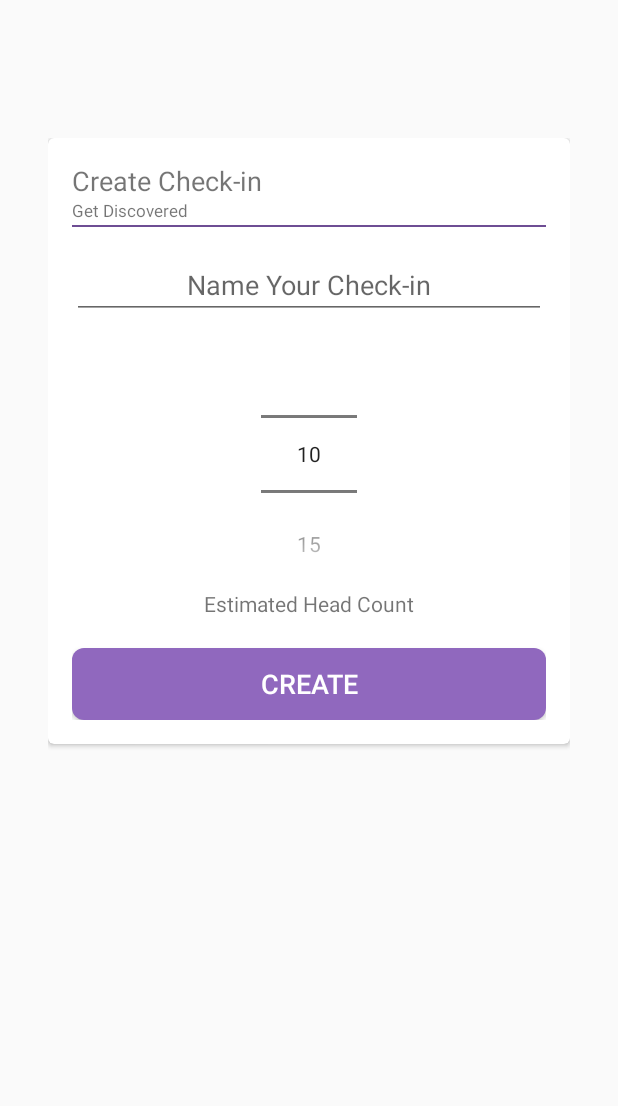
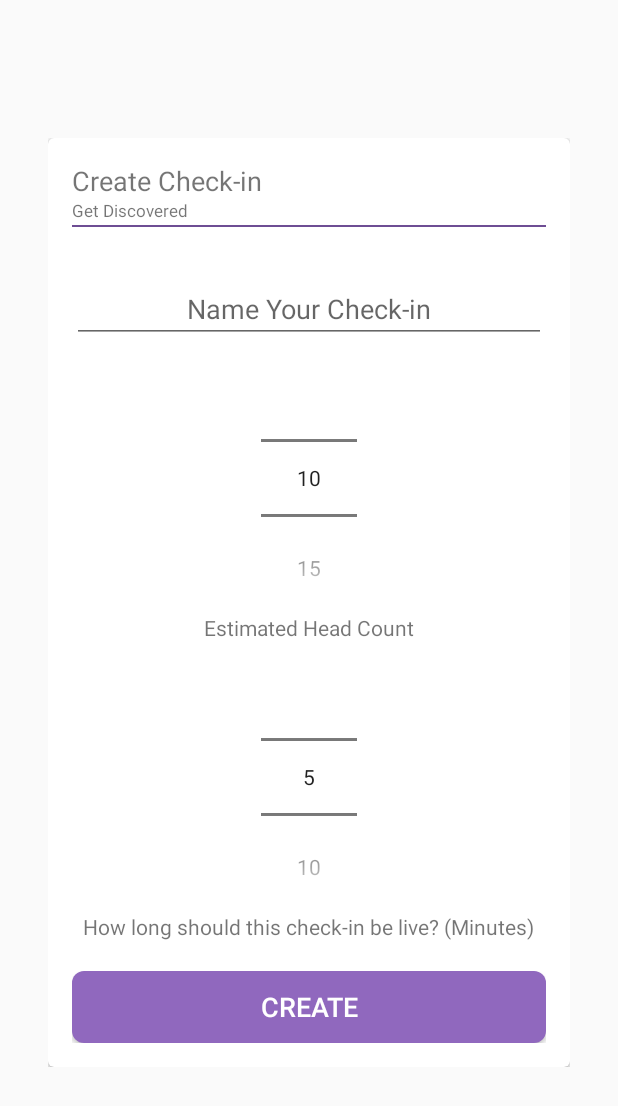
Before and after one commit to bajabob/Prezio-Android, an Android app: the fragment CreateCheckInFragment placed in its activity, on a phone screen of 412 x 824 dp. Shown: the top 1106 px of the screen. Run offline under Robolectric (Android 15) with nearby library versions, the phone set to English and light mode, and no system bars; our stand-ins replace CircleImageView, Picasso; libraries missing offline, so code that uses them is left out: com.noveogroup.android, com.parse.

Commit message:
user can now create checkins

```diff
--- a/Prezio/app/build.gradle
+++ b/Prezio/app/build.gradle
@@ -33,4 +33,5 @@ dependencies {
     compile 'com.squareup.picasso:picasso:2.5.2'
     compile 'de.hdodenhof:circleimageview:2.0.0'
     compile 'com.github.shell-software:fab:1.1.2'
+    compile 'net.danlew:android.joda:2.9.0'
 }
--- a/Prezio/app/src/main/java/com/prezio/CreateCheckInFragment.java
+++ b/Prezio/app/src/main/java/com/prezio/CreateCheckInFragment.java
@@ -13,8 +13,12 @@ import com.noveogroup.android.log.Logger;
 import com.noveogroup.android.log.LoggerManager;
 import com.parse.ParseObject;
 
+import org.joda.time.DateTime;
+import org.joda.time.DateTimeZone;
+
 import java.math.BigInteger;
 import java.security.SecureRandom;
+import java.util.TimeZone;
 
 
 /**
@@ -27,7 +31,11 @@ public class CreateCheckInFragment extends PrezioFragment implements NumberPicke
     private final String[] HEADCOUNT_VALUES =
             {"10", "15", "20", "25", "50", "75", "100", "150", "200", "300", "400", "500"};
 
+    private final String[] TIME_VALUES =
+            {"5", "10", "15", "20", "25", "30", "60", "90"};
+
     private int mHeadCount = 10;
+    private int mTimeExpiresMinutes = 5;
     private EditText mCheckinName;
 
     @Override
@@ -43,6 +51,13 @@ public class CreateCheckInFragment extends PrezioFragment implements NumberPicke
         headcount.setWrapSelectorWheel(false);
         headcount.setOnValueChangedListener(this);
 
+        NumberPicker time = (NumberPicker) v.findViewById(R.id.time_picker);
+        time.setMinValue(0);
+        time.setMaxValue(TIME_VALUES.length - 1);
+        time.setDisplayedValues(TIME_VALUES);
+        time.setWrapSelectorWheel(false);
+        time.setOnValueChangedListener(this);
+
         Button create = (Button) v.findViewById(R.id.create);
         create.setOnClickListener(this);
 
@@ -54,8 +69,13 @@ public class CreateCheckInFragment extends PrezioFragment implements NumberPicke
 
     @Override
     public void onValueChange(NumberPicker picker, int oldVal, int newVal) {
-        mHeadCount = Integer.parseInt(HEADCOUNT_VALUES[newVal]);
-        log.d("Headcount Value: "+mHeadCount);
+        if(picker.getId() == R.id.headcount_picker) {
+            mHeadCount = Integer.parseInt(HEADCOUNT_VALUES[newVal]);
+            log.d("Headcount Value: " + mHeadCount);
+        }else if(picker.getId() == R.id.time_picker){
+            mTimeExpiresMinutes = Integer.parseInt(TIME_VALUES[newVal]);
+            log.d("Time Value: " + mTimeExpiresMinutes);
+        }
     }
 
     @Override
@@ -65,14 +85,22 @@ public class CreateCheckInFragment extends PrezioFragment implements NumberPicke
             SecureRandom random = new SecureRandom();
 
             String key = new BigInteger(130, random).toString(8);
+            key = key.substring(0, 6);
 
+            DateTime now = DateTime.now(DateTimeZone.forID("UTC"));
+            now.plusMinutes(mTimeExpiresMinutes);
 
             ParseObject po = new ParseObject("CheckinPlaces");
             po.put("bluetoothId", "PREZIO_"+key);
             po.put("expected", mHeadCount);
+            po.put("creator", mCurrentUser.getParseObjectPointer());
+            po.put("name", mCheckinName.getText().toString());
+            po.put("checkinExpiresUtc", now.getMillis());
+            po.saveInBackground();
 
-
-
+            if(mListener != null) {
+                mListener.get().onLoadFragment(HomeActivity.FRAGMENT_ID_HOME, true);
+            }
         }
     }
 }
--- a/Prezio/app/src/main/java/com/prezio/HomeActivity.java
+++ b/Prezio/app/src/main/java/com/prezio/HomeActivity.java
@@ -20,6 +20,7 @@ public class HomeActivity extends AppCompatActivity implements HomeActivityListe
     public static final int FRAGMENT_ID_CREATE_CHECK_IN = 3;
 
     private UserModel mCurrentUser;
+    private CheckinModel mCurrentCheckin;
     private AppBarLayout mToolbar;
 
     @Override
@@ -32,6 +33,11 @@ public class HomeActivity extends AppCompatActivity implements HomeActivityListe
         onLoadFragment(FRAGMENT_ID_LOGIN, false);
     }
 
+
+    @Override
+    public void setCurrentCheckin(CheckinModel checkin) {
+        mCurrentCheckin = checkin;
+    }
 
     @Override
     public void onLoadFragment(int fragmentId, boolean hasToolbar) {
@@ -62,6 +68,7 @@ public class HomeActivity extends AppCompatActivity implements HomeActivityListe
                         replace(R.id.fragment_panel, frag).commit();
                 frag.setHomeActivityListener(this);
                 frag.setCurrentUser(mCurrentUser);
+                frag.setCurrentCheckin(mCurrentCheckin);
             }
         }
     }
--- a/Prezio/app/src/main/java/com/prezio/HomeActivityListener.java
+++ b/Prezio/app/src/main/java/com/prezio/HomeActivityListener.java
@@ -9,4 +9,5 @@ public interface HomeActivityListener {
 
     void onLoadFragment(int fragmentId, boolean hasToolbar);
     void setCurrentUser(UserModel user);
+    void setCurrentCheckin(CheckinModel checkin);
 }
--- a/Prezio/app/src/main/java/com/prezio/PrezioApplication.java
+++ b/Prezio/app/src/main/java/com/prezio/PrezioApplication.java
@@ -6,6 +6,8 @@ import com.noveogroup.android.log.Logger;
 import com.noveogroup.android.log.LoggerManager;
 import com.parse.Parse;
 import com.prezio.templates.Config;
+
+import net.danlew.android.joda.JodaTimeAndroid;
 
 /**
  * Created by bob on 10/5/15.
@@ -17,6 +19,8 @@ public class PrezioApplication extends Application {
     @Override
     public void onCreate() {
         super.onCreate();
+
+        JodaTimeAndroid.init(this);
 
         log.d("[onCreate]");
 
--- a/Prezio/app/src/main/java/com/prezio/PrezioFragment.java
+++ b/Prezio/app/src/main/java/com/prezio/PrezioFragment.java
@@ -10,6 +10,7 @@ import java.lang.ref.WeakReference;
 public class PrezioFragment extends Fragment {
 
     protected UserModel mCurrentUser;
+    protected CheckinModel mCurrentCheckin;
     protected WeakReference<HomeActivityListener> mListener;
 
     public void setHomeActivityListener(HomeActivityListener listener){
@@ -19,5 +20,7 @@ public class PrezioFragment extends Fragment {
     public void setCurrentUser(UserModel user){
         mCurrentUser = user;
     }
-
+    public void setCurrentCheckin(CheckinModel checkin){
+        mCurrentCheckin = checkin;
+    }
 }
--- a/Prezio/app/src/main/res/layout/fragment_create_check_in.xml
+++ b/Prezio/app/src/main/res/layout/fragment_create_check_in.xml
@@ -1,7 +1,11 @@
 <?xml version="1.0" encoding="utf-8"?>
-<LinearLayout
+<ScrollView
     xmlns:app="http://schemas.android.com/apk/res-auto"
     xmlns:android="http://schemas.android.com/apk/res/android"
+    android:layout_width="match_parent"
+    android:layout_height="match_parent">
+    <LinearLayout
+
         android:orientation="vertical"
         android:layout_width="match_parent"
         android:layout_height="match_parent"
@@ -52,7 +56,7 @@
                     android:background="@color/colorHighlightDark"/>
 
                 <EditText
-                android:layout_marginTop="16dp"
+                    android:layout_marginTop="32dp"
                     android:id="@+id/checkin_name"
                     android:textAlignment="center"
                     android:layout_width="match_parent"
@@ -71,7 +75,22 @@
                     android:layout_width="wrap_content"
                     android:layout_height="wrap_content"
                     android:layout_gravity="center"
+                    android:textAlignment="center"
                     android:text="Estimated Head Count"/>
+
+                <NumberPicker
+                    android:id="@+id/time_picker"
+                    android:layout_gravity="center"
+                    android:layout_width="wrap_content"
+                    android:layout_height="wrap_content" />
+
+                <TextView
+                    android:layout_width="wrap_content"
+                    android:layout_height="wrap_content"
+                    android:layout_gravity="center"
+                    android:textAlignment="center"
+                    android:text="How long should this check-in be live? (Minutes)"/>
+
 
                 <Button
                     android:id="@+id/create"
@@ -88,3 +107,4 @@
         </android.support.v7.widget.CardView>
 
     </LinearLayout>
+</ScrollView>
```
Also changed, not shown: Prezio/app/src/main/java/com/prezio/CheckinModel.java (added, +47 -0 lines), 1 other file. Lines whose indentation alone changed are shown as unchanged.
